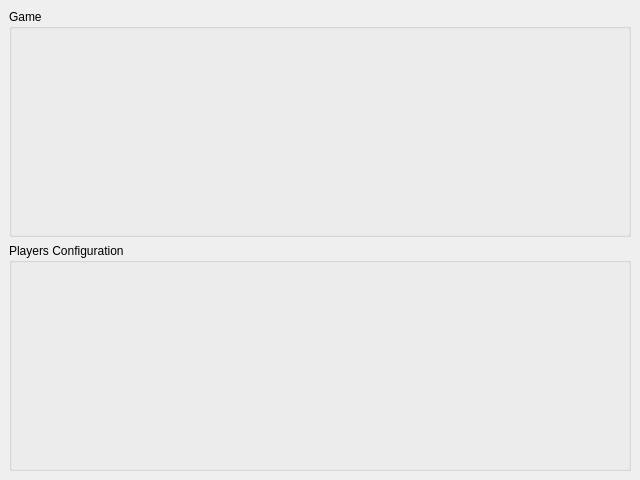
Above: branches/dev/src/UIMain.ui from pasnox/cooler before the change. Below: the same form after it.
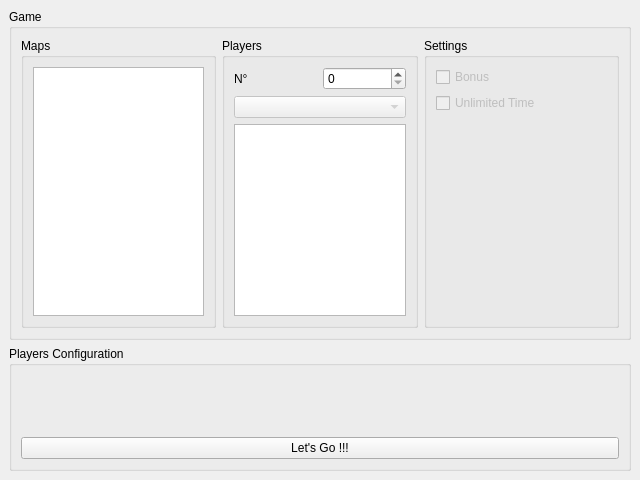
That is the form after the change. Custom widgets are drawn as their Qt base class.

Commit message: Add multiplayer settings

Patch:
```diff
--- a/branches/dev/src/UIMain.ui
+++ b/branches/dev/src/UIMain.ui
@@ -24,7 +24,7 @@
     <item>
      <widget class="QStackedWidget" name="swPages">
       <property name="currentIndex">
-       <number>3</number>
+       <number>2</number>
       </property>
       <widget class="QWidget" name="wWelcome">
        <layout class="QVBoxLayout" name="verticalLayout_2">
@@ -134,19 +134,7 @@
         </item>
        </layout>
       </widget>
-      <widget class="QWidget" name="wPlayersSettings">
-       <widget class="QListWidget" name="listWidget">
-        <property name="geometry">
-         <rect>
-          <x>10</x>
-          <y>10</y>
-          <width>591</width>
-          <height>231</height>
-         </rect>
-        </property>
-       </widget>
-      </widget>
-      <widget class="QWidget" name="wGameSettings">
+      <widget class="QWidget" name="wMultiplayerGame">
        <layout class="QVBoxLayout" name="verticalLayout_4">
         <item>
          <widget class="QGroupBox" name="groupBox">
@@ -159,6 +147,113 @@
           <property name="title">
            <string>Game</string>
           </property>
+          <layout class="QHBoxLayout" name="horizontalLayout_2">
+           <item>
+            <widget class="QGroupBox" name="gbMaps">
+             <property name="sizePolicy">
+              <sizepolicy hsizetype="Preferred" vsizetype="Preferred">
+               <horstretch>1</horstretch>
+               <verstretch>0</verstretch>
+              </sizepolicy>
+             </property>
+             <property name="title">
+              <string>Maps</string>
+             </property>
+             <layout class="QVBoxLayout" name="verticalLayout_6">
+              <item>
+               <widget class="QListWidget" name="lwMaps"/>
+              </item>
+             </layout>
+            </widget>
+           </item>
+           <item>
+            <widget class="QGroupBox" name="gbPlayers">
+             <property name="sizePolicy">
+              <sizepolicy hsizetype="Preferred" vsizetype="Preferred">
+               <horstretch>1</horstretch>
+               <verstretch>0</verstretch>
+              </sizepolicy>
+             </property>
+             <property name="title">
+              <string>Players</string>
+             </property>
+             <layout class="QVBoxLayout" name="verticalLayout_7">
+              <item>
+               <layout class="QHBoxLayout" name="horizontalLayout">
+                <item>
+                 <widget class="QLabel" name="lPlayerNumber">
+                  <property name="text">
+                   <string>N°</string>
+                  </property>
+                 </widget>
+                </item>
+                <item>
+                 <widget class="QSpinBox" name="sbPlayerNumber"/>
+                </item>
+               </layout>
+              </item>
+              <item>
+               <widget class="QComboBox" name="cbPlayers">
+                <property name="enabled">
+                 <bool>false</bool>
+                </property>
+               </widget>
+              </item>
+              <item>
+               <widget class="QListWidget" name="lwPlayers"/>
+              </item>
+             </layout>
+            </widget>
+           </item>
+           <item>
+            <widget class="QGroupBox" name="gbSettings">
+             <property name="sizePolicy">
+              <sizepolicy hsizetype="Preferred" vsizetype="Preferred">
+               <horstretch>1</horstretch>
+               <verstretch>0</verstretch>
+              </sizepolicy>
+             </property>
+             <property name="title">
+              <string>Settings</string>
+             </property>
+             <layout class="QVBoxLayout" name="verticalLayout_8">
+              <item>
+               <widget class="QCheckBox" name="cbBonus">
+                <property name="enabled">
+                 <bool>false</bool>
+                </property>
+                <property name="text">
+                 <string>Bonus</string>
+                </property>
+               </widget>
+              </item>
+              <item>
+               <widget class="QCheckBox" name="cbBonus_2">
+                <property name="enabled">
+                 <bool>false</bool>
+                </property>
+                <property name="text">
+                 <string>Unlimited Time</string>
+                </property>
+               </widget>
+              </item>
+              <item>
+               <spacer name="verticalSpacer_3">
+                <property name="orientation">
+                 <enum>Qt::Vertical</enum>
+                </property>
+                <property name="sizeHint" stdset="0">
+                 <size>
+                  <width>20</width>
+                  <height>194</height>
+                 </size>
+                </property>
+               </spacer>
+              </item>
+             </layout>
+            </widget>
+           </item>
+          </layout>
          </widget>
         </item>
         <item>
@@ -176,6 +271,13 @@
            <item>
             <widget class="UIPadConfiguration" name="pcEditor" native="true"/>
            </item>
+           <item>
+            <widget class="QPushButton" name="pbLetsGo">
+             <property name="text">
+              <string>Let's Go !!!</string>
+             </property>
+            </widget>
+           </item>
           </layout>
          </widget>
         </item>
```
Left out of the diff: 7 changed lines with no effect on the pictures. The commit also changes 14 other files.
